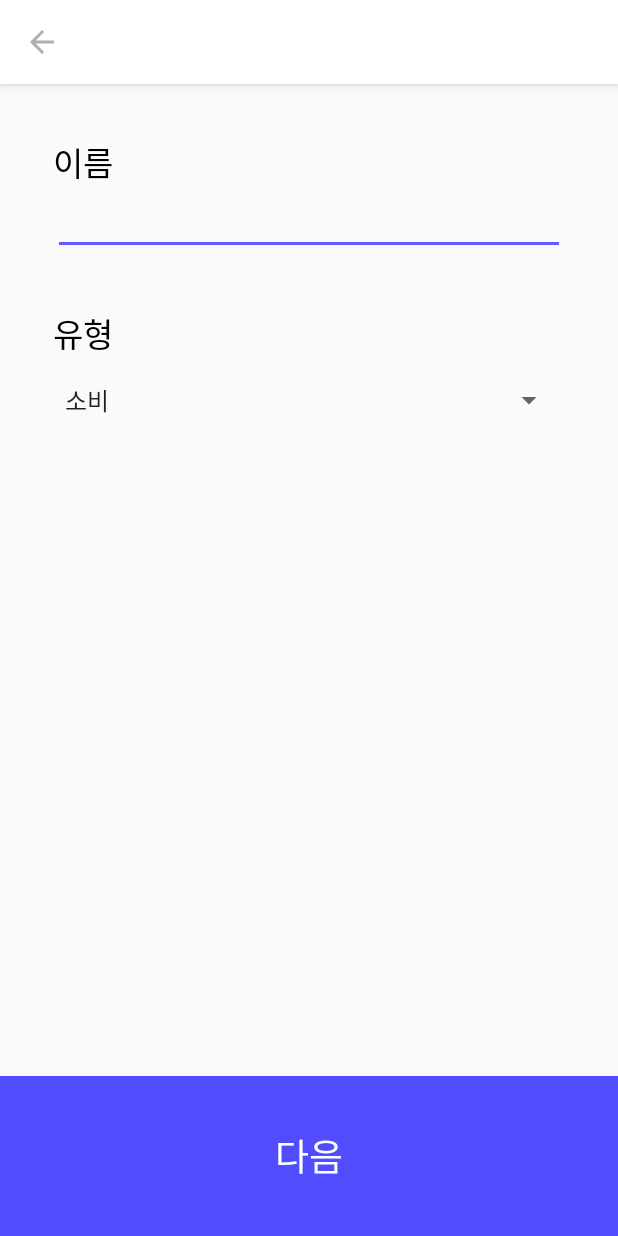
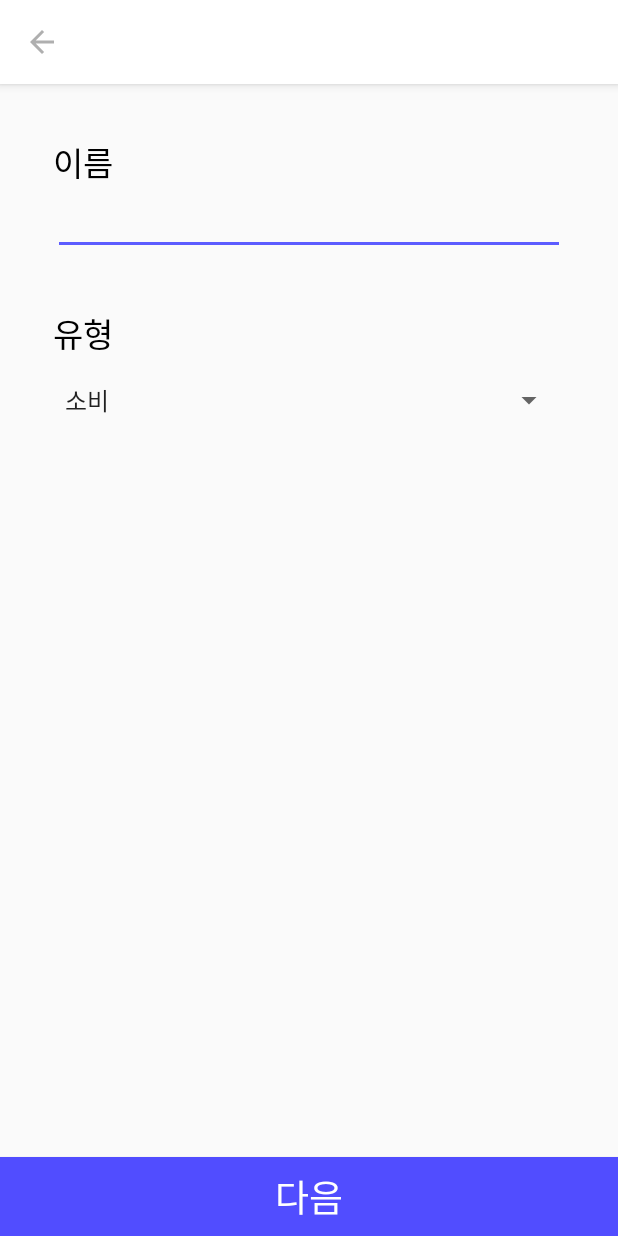
Before and after one commit to kiyeon224/Better-Choice, an Android app: the AddActivity screen opened directly, with no data from a screen before it, on a phone screen of 412 x 824 dp. Run offline under Robolectric (Android 15) with nearby library versions, the phone set to English and light mode, and no system bars.

Commit message:
content_add 지우고 activity_add 에 merge

```diff
--- a/app/src/main/java/com/example/better_choice/AddActivity.java
+++ b/app/src/main/java/com/example/better_choice/AddActivity.java
@@ -1,22 +1,16 @@
 package com.example.better_choice;
 
-import android.animation.ObjectAnimator;
+import android.content.Intent;
 import android.os.Bundle;
-import android.support.design.widget.AppBarLayout;
-import android.support.design.widget.FloatingActionButton;
-import android.support.design.widget.Snackbar;
-import android.support.design.widget.StateListAnimator;
 import android.support.v7.app.AppCompatActivity;
 import android.support.v7.widget.Toolbar;
-import android.util.Log;
 import android.view.MenuItem;
 import android.view.View;
-import android.widget.AdapterView;
 import android.widget.ArrayAdapter;
+import android.widget.Button;
 import android.widget.Spinner;
 
 public class AddActivity extends AppCompatActivity {
-
 
     @Override
     protected void onCreate(Bundle savedInstanceState) {
@@ -37,6 +31,17 @@ public class AddActivity extends AppCompatActivity {
 
         staticAdapter.setDropDownViewResource(android.R.layout.simple_spinner_dropdown_item);
         staticSpinner.setAdapter(staticAdapter);
+
+        /* 다음 버튼 */
+        Button btn_next = findViewById(R.id.btn_next);
+
+        btn_next.setOnClickListener(new View.OnClickListener() {
+            @Override
+            public void onClick(View view) {
+                //AddActivity.class로 넘어가는 intent 실행
+                //startActivity(new Intent(AddActivity01.this, AddActivity02.class));
+            }
+        });
     }
 
     @Override
--- a/app/src/main/res/layout/activity_add.xml
+++ b/app/src/main/res/layout/activity_add.xml
@@ -1,10 +1,11 @@
 <?xml version="1.0" encoding="utf-8"?>
-<android.support.design.widget.CoordinatorLayout xmlns:android="http://schemas.android.com/apk/res/android"
+<LinearLayout xmlns:android="http://schemas.android.com/apk/res/android"
     xmlns:app="http://schemas.android.com/apk/res-auto"
     xmlns:tools="http://schemas.android.com/tools"
     android:layout_width="match_parent"
     android:layout_height="match_parent"
-    tools:context=".AddActivity">
+    tools:context=".AddActivity"
+    android:orientation="vertical">
 
     <android.support.design.widget.AppBarLayout
         android:layout_width="match_parent"
@@ -21,16 +22,57 @@
 
     </android.support.design.widget.AppBarLayout>
 
-    <include layout="@layout/content_add" />
+    <!--<include layout="@layout/content_add" />-->
+    <TextView
+        android:layout_width="match_parent"
+        android:layout_height="wrap_content"
+        android:text="이름"
+        android:textSize="@dimen/add_text_size"
+        android:textColor="@color/colorBlack"
+        android:layout_marginHorizontal="@dimen/activity_horizontal_margin"
+        android:layout_marginTop="@dimen/activity_horizontal_margin"
+        />
+
+    <EditText
+        android:layout_width="match_parent"
+        android:layout_height="wrap_content"
+        android:layout_marginHorizontal="@dimen/activity_horizontal_margin"
+        />
+
+    <TextView
+        android:layout_width="match_parent"
+        android:layout_height="wrap_content"
+        android:text="유형"
+        android:textSize="@dimen/add_text_size"
+        android:textColor="@color/colorBlack"
+        android:layout_marginHorizontal="@dimen/activity_horizontal_margin"
+        android:layout_marginTop="@dimen/activity_horizontal_margin"
+        />
+
+    <Spinner
+        android:id="@+id/static_spinner"
+        android:layout_width="match_parent"
+        android:layout_height="wrap_content"
+        android:layout_marginHorizontal="@dimen/activity_horizontal_margin"
+        android:layout_marginTop="@dimen/activity_vertical_margin"
+        />
+
+    <Space
+        android:layout_width="match_parent"
+        android:layout_height="0dp"
+        android:layout_weight="1"
+        />
 
     <Button
+        android:id="@+id/btn_next"
         android:layout_width="match_parent"
-        android:layout_height="160px"
+        android:layout_height="wrap_content"
         android:layout_gravity="bottom"
         android:background="@color/colorPrimary"
         android:padding="@dimen/add_ic_margin"
         android:text="다음"
         android:textColor="@color/colorWhite"
-        android:textSize="11pt" />
+        android:textSize="11pt"
+        />
 
-</android.support.design.widget.CoordinatorLayout>
+</LinearLayout>
```
Also changed, not shown: app/src/main/res/layout/activity_add02.xml (renamed from app/src/main/res/layout/content_add.xml, +34 -2 lines).
